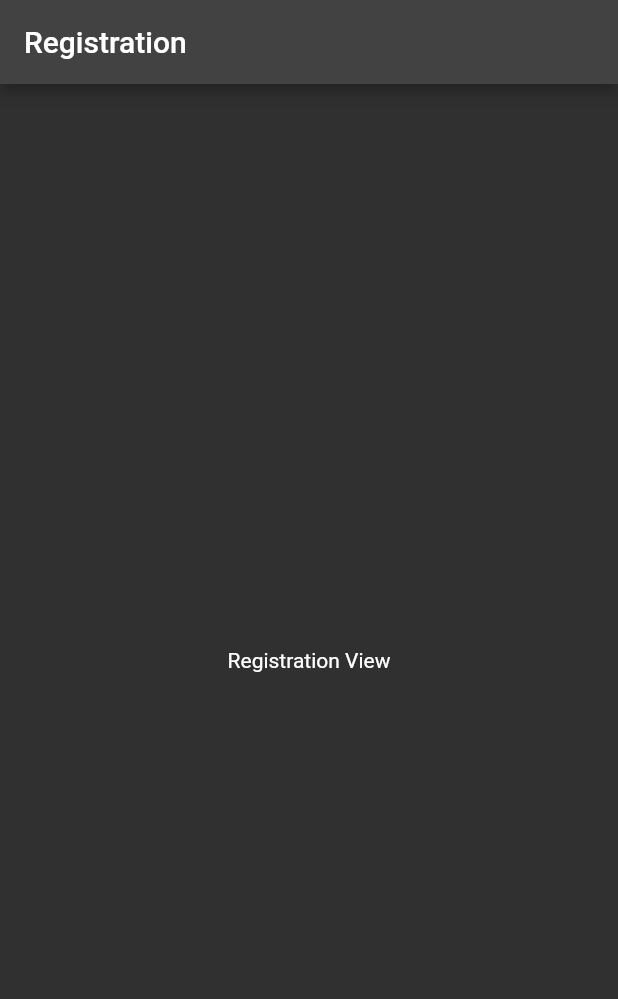
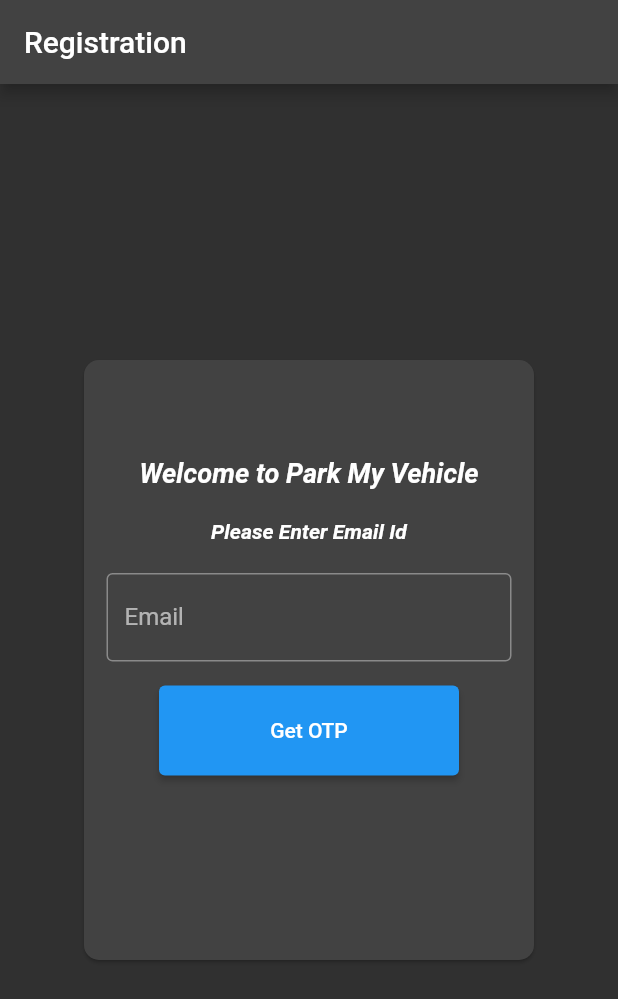
Before and after one commit to LordPrathamesh/ParkMyVehicle, a Flutter app: the screen it shows after launch, on a phone screen of 412 x 824 dp. Shown: the top 999 px of the screen. Run offline on Flutter 3.47's test engine with Material 2 defaults, Android fonts, the phone set to English and light mode, and no system bars; our stand-ins replace connectivity_plus, fluttertoast.

Commit message:
*Added Registration Logic *Added Toaster

```diff
--- a/lib/HomeScreen/RegisterationScreen.dart
+++ b/lib/HomeScreen/RegisterationScreen.dart
@@ -1,6 +1,8 @@
 import 'package:flutter/material.dart';
 import 'package:flutter/src/widgets/framework.dart';
 import 'package:flutter/src/widgets/placeholder.dart';
+import 'package:fluttertoast/fluttertoast.dart';
+import 'package:parkmyvehicle/Widgets/index.dart';
 
 class RegisterationScreen extends StatefulWidget {
   const RegisterationScreen({super.key});
@@ -10,14 +12,113 @@ class RegisterationScreen extends StatefulWidget {
 }
 
 class _RegisterationScreenState extends State<RegisterationScreen> {
+  final _emailController = TextEditingController();
+  final _formKey = GlobalKey<FormState>();
+  bool _isSent = false;
+
+  Future<bool> sendOTP(String emailId) async {
+    setState(() {
+      _isSent = true;
+    });
+    await Future.delayed(const Duration(seconds: 30));
+    setState(() {
+      _isSent = false;
+    });
+    return Future.value(true);
+  }
+
   @override
   Widget build(BuildContext context) {
+    final Size size = MediaQuery.of(context).size;
+    final double height = size.height * 0.5;
+    final double width = size.width * 0.8;
     return Scaffold(
       appBar: AppBar(
         title: const Text("Registration"),
       ),
-      body: const Center(
-        child: Text("Registration View"),
+      body: Center(
+        child: Card(
+          shape: const RoundedRectangleBorder(
+              borderRadius: BorderRadius.all(Radius.circular(10))),
+          child: SizedBox(
+            width: 300,
+            height: 400,
+            child: Padding(
+                padding: const EdgeInsets.all(15.0),
+                child: _isSent
+                    ? const Center(child: CircularProgressIndicator())
+                    : Form(
+                        key: _formKey,
+                        child: Column(
+                          // mainAxisAlignment: MainAxisAlignment.center,
+                          crossAxisAlignment: CrossAxisAlignment.center,
+                          children: [
+                            const SizedBox(
+                              height: 50,
+                            ),
+                            const Text(
+                              "Welcome to Park My Vehicle",
+                              style: TextStyle(
+                                  fontSize: 18,
+                                  fontStyle: FontStyle.italic,
+                                  fontWeight: FontWeight.bold),
+                            ),
+                            const SizedBox(
+                              height: 20,
+                            ),
+                            const Text(
+                              "Please Enter Email Id",
+                              style: TextStyle(
+                                  fontStyle: FontStyle.italic,
+                                  fontWeight: FontWeight.bold),
+                            ),
+                            const SizedBox(
+                              height: 20,
+                            ),
+                            TextFormField(
+                              controller: _emailController,
+                              keyboardType: TextInputType.emailAddress,
+                              decoration: const InputDecoration(
+                                labelText: 'Email',
+                                hintText: 'Enter your email address',
+                                border: OutlineInputBorder(),
+                              ),
+                              validator: (value) {
+                                if (value!.isEmpty) {
+                                  return 'Email is required';
+                                } else if (!RegExp(
+                                        r'^[\w-\.]+@([\w-]+\.)+[\w-]{2,4}$')
+                                    .hasMatch(value)) {
+                                  return 'Please enter a valid email address';
+                                }
+                                return null;
+                              },
+                            ),
+                            const SizedBox(height: 16.0),
+                            ElevatedButton(
+                              style: ButtonStyle(
+                                  fixedSize: MaterialStateProperty.all<Size>(
+                                const Size(200, 60),
+                              )),
+                              onPressed: () async {
+                                if (_formKey.currentState!.validate()) {
+                                  // Perform the action after validation
+                                  String email = _emailController.text;
+
+                                  var data = await sendOTP(email);
+                                  if (data) {
+                                    Toasts.successToast("Check inbox for OTP");
+                                  }
+                                  // Do something with the email address
+                                }
+                              },
+                              child: const Text('Get OTP'),
+                            ),
+                          ],
+                        ),
+                      )),
+          ),
+        ),
       ),
     );
   }
--- /dev/null
+++ b/lib/Widgets/index.dart
@@ -0,0 +1 @@
+export 'Toast.dart';
--- a/lib/main.dart
+++ b/lib/main.dart
@@ -14,6 +14,7 @@ class MyApp extends StatelessWidget {
   Widget build(BuildContext context) {
     return MaterialApp(
       title: 'Park My Vehicle',
+      debugShowCheckedModeBanner: false,
       theme: ThemeData.dark(),
       home: const TreeWidget(),
     );
--- a/pubspec.yaml
+++ b/pubspec.yaml
@@ -36,6 +36,7 @@ dependencies:
   # Use with the CupertinoIcons class for iOS style icons.
   cupertino_icons: ^1.0.2
   connectivity_plus: ^3.0.4
+  fluttertoast: ^7.1.6
 
 dev_dependencies:
   flutter_test:
```
Also changed, not shown: backup/backup.dart (+11 -0 lines), lib/TreeWidget.dart (+8 -4 lines), lib/Widgets/Toast.dart (added, +37 -0 lines), pubspec.lock.
